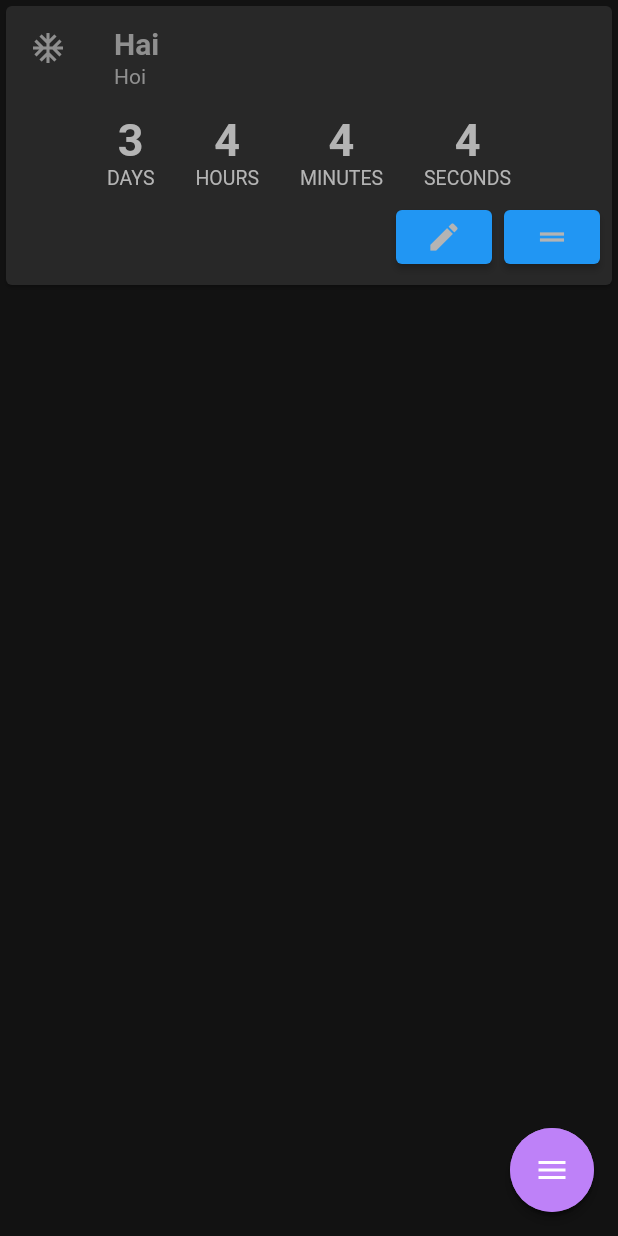
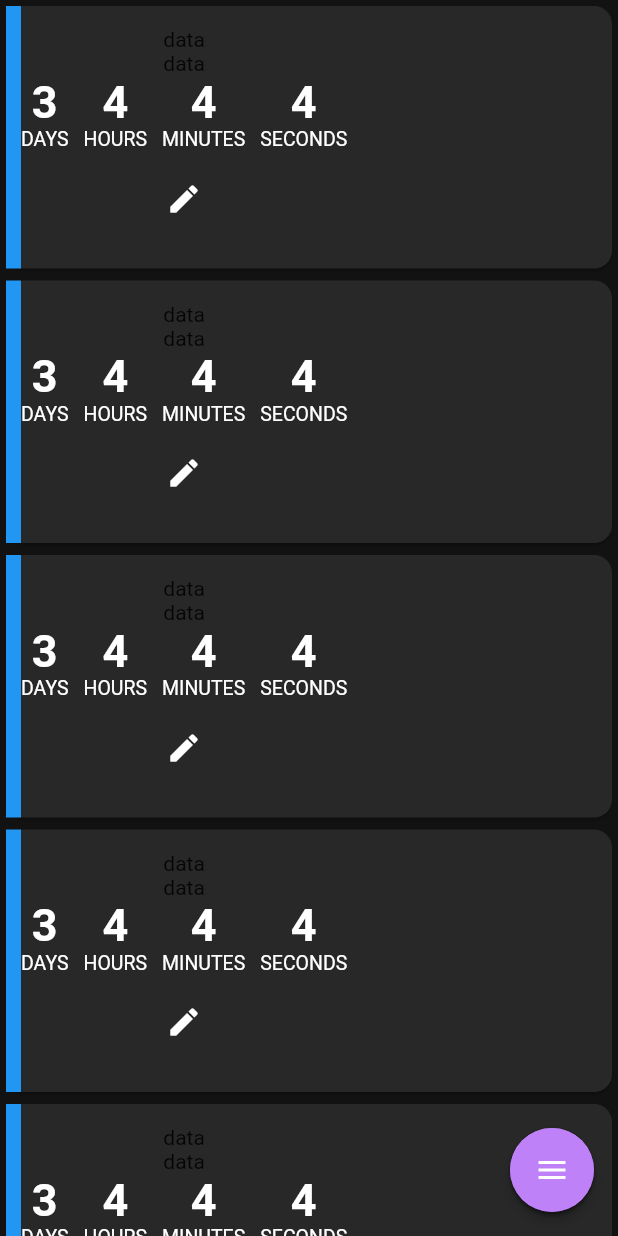
Before and after one commit to t0ffifee/countr, a Flutter app: the screen it shows after launch, after a tap on the "edit" icon, on a phone screen of 412 x 824 dp. Run offline on Flutter 3.47's test engine with Material 2 defaults, Android fonts, the phone set to English and light mode, and no system bars; our stand-ins replace flutter_countdown_timer, hive, hive_flutter; accounts and stored records are empty; generated files the repository leaves out were written again.

Commit message:
Een begin gemaakt voor de ontwikkeling van een nieuwe kaart

```diff
--- a/lib/constants/constants.dart
+++ b/lib/constants/constants.dart
@@ -10,3 +10,6 @@ const Color onSurfaceWhite = Colors.white;
 // STRINGS
 const String eventBox = "eventBox";
 const String eventsKey = "eventsList";
+
+// DOUBLES
+const double splashRadiusIconButtonCard = 25;
--- a/lib/main.dart
+++ b/lib/main.dart
@@ -55,7 +55,13 @@ class MyAppState extends State<MyApp> {
 Widget mainBody2(BuildContext context) {
   return Center(
     child: ListView(
-      children: [getCard(context, "Hai", "Hoi", Icons.ac_unit)],
+      children: [
+        getCard(context, "Countr Release", "The release date of this app", Icons.phone_android),
+        getCard(context, "Countr Release", "The release date of this app", Icons.phone_android),
+        getCard(context, "Countr Release", "The release date of this app", Icons.phone_android),
+        getCard(context, "Countr Release", "The release date of this app", Icons.phone_android),
+        getCard(context, "Countr Release", "The release date of this app", Icons.phone_android),
+      ],
     ),
   );
 }
@@ -144,17 +150,31 @@ Widget getCard(
   return Card(
     // elevation: 3.0,
     color: Color.fromRGBO(40, 40, 40, 1),
+    shape: RoundedRectangleBorder(
+      borderRadius: BorderRadius.circular(12),
+    ),
     child: InkWell(
       splashColor: lightPurple.withOpacity(0.4),
       onTap: () {
         print("er is iets gedrukt");
       },
-      child: Column(
-        mainAxisSize: MainAxisSize.min,
-        children: <Widget>[
-          topBarCard(title, description, icon),
+      child: Row(
+        // mainAxisAlignment: MainAxisAlignment.spaceEvenly,
+        // mainAxisSize: MainAxisSize.min,
+        children: [
+          Container(
+            color: Colors.blue,
+            height: 175,
+            width: 10,
+          ),
+          Column(
+            children: [
+              Text("data"),
+              Text("data"),
               dateShower(['3', '4', '4', '4']),
-          cardButtonBar(),
+              cardButtonBar(context),
+            ],
+          )
         ],
       ),
     ),
@@ -162,42 +182,58 @@ Widget getCard(
 }
 
 // TODO deze dingen hieronder horen duidelijk een eigen class te zijn
-Widget topBarCard(String title, String description, IconData icon) => ListTile(
+Widget topBarCard(String title, String description, IconData icon) {
+  return ListTile(
     leading: Icon(
       icon,
-        color: Color.fromRGBO(143, 143, 143, 1),
+      color: onSurfaceWhite,
     ),
     title: Text(
       title,
       style: TextStyle(
-          color: Color.fromRGBO(143, 143, 143, 1),
+        color: onSurfaceWhite,
         fontSize: 20,
         fontWeight: FontWeight.bold,
       ),
     ),
     subtitle: Text(
       description,
-        style: TextStyle(color: Color.fromRGBO(143, 143, 143, 1)),
+      style: TextStyle(color: whiteTextColor),
     ),
   );
+}
 
 // TODO dit wordt uiteindelijk de CardCountDown widget
 Widget dateShower(List<String> times) {
   return Container(
-    margin: EdgeInsets.only(left: 40, right: 40),
+    // margin: EdgeInsets.only(left: 40, right: 40),
     child: Row(
+      mainAxisAlignment: MainAxisAlignment.spaceAround,
       children: [
-        RichText(
+        timePart(times, 0, "DAYS"),
+        Container(width: 10),
+        timePart(times, 1, "HOURS"),
+        Container(width: 10),
+        timePart(times, 2, "MINUTES"),
+        Container(width: 10),
+        timePart(times, 3, "SECONDS"),
+      ],
+    ),
+  );
+}
+
+Widget timePart(List<String> times, int index, String unit) {
+  return RichText(
     text: TextSpan(
-            text: times[0],
+      text: times[index],
       style: TextStyle(
         fontSize: 30,
         fontWeight: FontWeight.bold,
-              color: whiteTextColor,
+        color: onSurfaceWhite,
       ),
       children: <TextSpan>[
         TextSpan(
-                  text: '\nDAYS',
+            text: ('\n' + unit),
             style: TextStyle(
               fontWeight: FontWeight.normal,
               fontSize: 13,
@@ -205,92 +241,21 @@ Widget dateShower(List<String> times) {
       ],
     ),
     textAlign: TextAlign.center,
-        ),
-        RichText(
-          text: TextSpan(
-            text: times[1],
-            style: TextStyle(
-              fontSize: 30,
-              fontWeight: FontWeight.bold,
-              color: whiteTextColor,
-            ),
-            children: <TextSpan>[
-              TextSpan(
-                  text: '\nHOURS',
-                  style: TextStyle(
-                    fontWeight: FontWeight.normal,
-                    fontSize: 13,
-                  )),
-            ],
-          ),
-          textAlign: TextAlign.center,
-        ),
-        RichText(
-          text: TextSpan(
-            text: times[2],
-            style: TextStyle(
-              fontSize: 30,
-              fontWeight: FontWeight.bold,
-              color: whiteTextColor,
-            ),
-            children: <TextSpan>[
-              TextSpan(
-                  text: '\nMINUTES',
-                  style: TextStyle(
-                    fontWeight: FontWeight.normal,
-                    fontSize: 13,
-                  )),
-            ],
-          ),
-          textAlign: TextAlign.center,
-        ),
-        RichText(
-          text: TextSpan(
-            text: times[3],
-            style: TextStyle(
-              fontSize: 30,
-              fontWeight: FontWeight.bold,
-              color: whiteTextColor,
-            ),
-            children: <TextSpan>[
-              TextSpan(
-                  text: '\nSECONDS',
-                  style: TextStyle(
-                    fontWeight: FontWeight.normal,
-                    fontSize: 13,
-                  )),
-            ],
-          ),
-          textAlign: TextAlign.center,
-        ),
-      ],
-      // mainAxisSize: MainAxisSize.min,
-      mainAxisAlignment: MainAxisAlignment.spaceEvenly,
-    ),
   );
 }
 
-Widget cardButtonBar() {
+Widget cardButtonBar(BuildContext context) {
   return ButtonBar(
     children: <Widget>[
-      ElevatedButton(
-        // splashColor: lightPurple.withAlpha(150),
-        onPressed: () {
-          print("Edit button");
-        },
-        child: Icon(
+      IconButton(
+        focusColor: lightPurple,
+        splashRadius: splashRadiusIconButtonCard,
+        icon: Icon(
           Icons.edit,
-          color: whiteTextColor,
-        ),
-      ),
-      ElevatedButton(
-        // splashColor: lightPurple.withAlpha(150),
-        child: Icon(
-          Icons.drag_handle,
-          color: whiteTextColor,
+          color: onSurfaceWhite,
         ),
         onPressed: () {
-          print("Move button");
+          print("Edit Button");
         },
       ),
     ],
```
Lines whose indentation alone changed are shown as unchanged.
